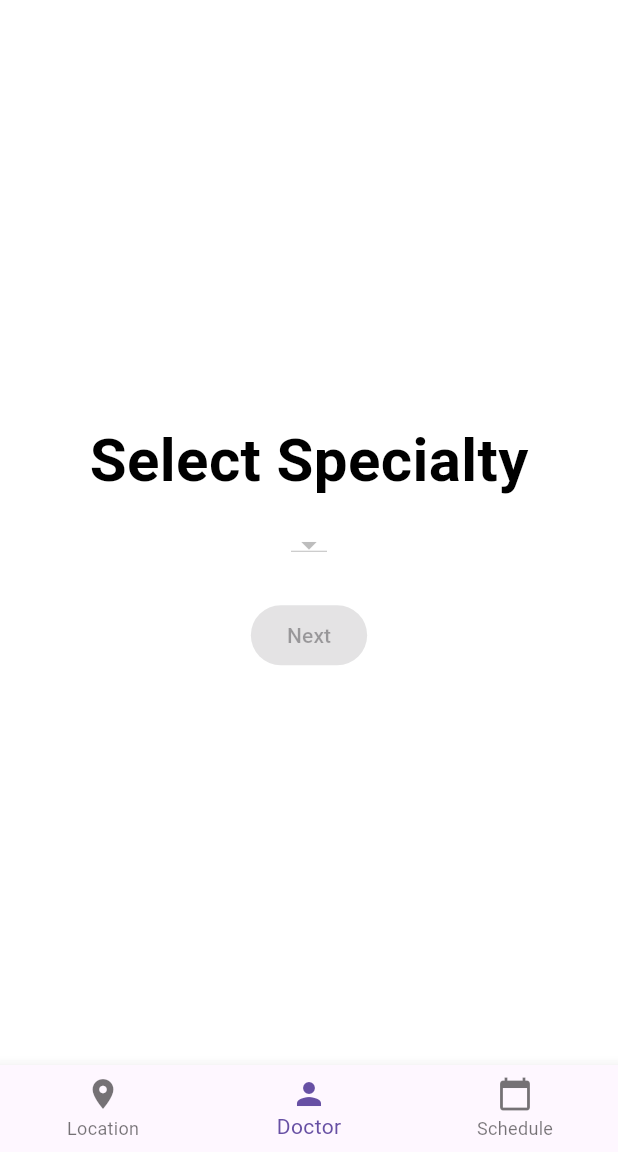
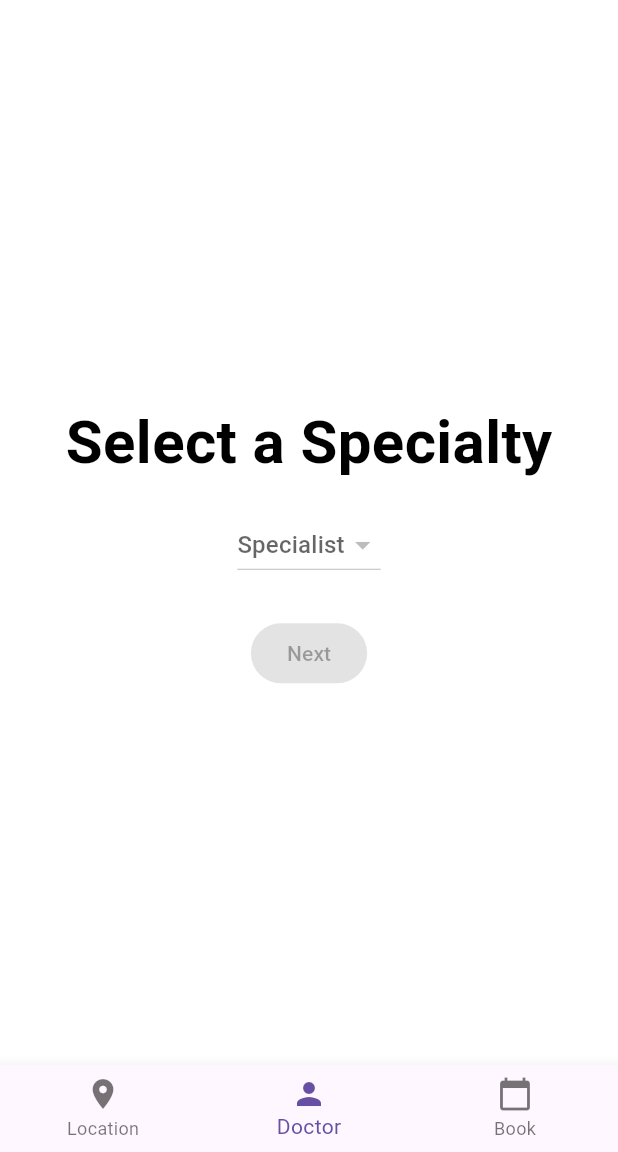
Before and after one commit to Bellotiny/HealthPlusAppDev, a Flutter app: the BookingScreen screen opened by its route, item 2 of the bottom bar chosen, on a phone screen of 412 x 824 dp, the part 84-1236 px from its top. Run offline on Flutter 3.47's test engine with Material 3 defaults, Android fonts, the phone set to English and light mode, and no system bars; our stand-ins replace cloud_firestore, firebase_auth, firebase_core, geocoding, geolocator, google_maps_flutter and 3 more; accounts and stored records are empty.

Commit message:
Translating 85% done

```diff
--- a/lib/Booking.dart
+++ b/lib/Booking.dart
@@ -332,18 +332,18 @@ class _BookingScreenState extends State<BookingScreen> {
             currentBookingIndex = index;
           });
         },
-        items: const [
+        items: [
           BottomNavigationBarItem(
             icon: Icon(Icons.location_on),
-            label: 'Location',
+            label: '${bundle.translation('location')}',
           ),
           BottomNavigationBarItem(
             icon: Icon(Icons.person),
-            label: 'Doctor',
+            label: '${bundle.translation('doctor')}',
           ),
           BottomNavigationBarItem(
             icon: Icon(Icons.calendar_today),
-            label: 'Schedule',
+            label: '${bundle.translation('book')}',
           ),
         ],
       ),
@@ -381,7 +381,8 @@ class _BookingScreenState extends State<BookingScreen> {
             });
           }
               : null,
-          child: Text("Next"),
+          child: Text('${bundle.translation('next')}'),
+
         ),
       ],
     );
@@ -396,7 +397,7 @@ class _BookingScreenState extends State<BookingScreen> {
         Padding(
           padding: const EdgeInsets.all(16.0),
           child: Text(
-            "Select Specialty",
+            '${bundle.translation('selectSpecialty')}',
             style: TextStyle(fontSize: 40, fontWeight: FontWeight.bold),
           ),
         ),
@@ -407,7 +408,9 @@ class _BookingScreenState extends State<BookingScreen> {
               return DropdownMenuItem(
                 value: specialty,
                 child: Text(specialty, style: TextStyle(fontSize: 25)),
+
               );
+
             }).toList(),
             onChanged: (value) {
               setState(() {
@@ -418,6 +421,7 @@ class _BookingScreenState extends State<BookingScreen> {
                 _fetchDoctors(value!);
               });
             },
+            hint: Text("Specialist"),
           ),
         ),
 
@@ -426,7 +430,7 @@ class _BookingScreenState extends State<BookingScreen> {
           Padding(
             padding: const EdgeInsets.symmetric(vertical: 16.0),
             child: Text(
-              "Select Doctor",
+              '${bundle.translation('selectDoctor')}',
               style: TextStyle(fontSize: 40, fontWeight: FontWeight.bold),
             ),
           ),
@@ -448,6 +452,7 @@ class _BookingScreenState extends State<BookingScreen> {
                   print("Selected Schedule Path: $selectedSchedulePath");
                 });
               },
+              hint:  Text(bundle.translation('doctor')),
             ),
           ),
 
@@ -463,7 +468,7 @@ class _BookingScreenState extends State<BookingScreen> {
               _fetchAvailableDays(selectedSchedulePath!);
             }
                 : null,
-            child: Text("Next"),
+            child: Text('${bundle.translation('next')}'),
           ),
         ),
       ],
@@ -536,7 +541,7 @@ class _BookingScreenState extends State<BookingScreen> {
             },
           )
         else
-          Text("No available slots for the selected day."),
+          Text('${bundle.translation('notAvailable')}'),
 
 
 
@@ -595,7 +600,7 @@ class _BookingScreenState extends State<BookingScreen> {
             }
           }
               : null,
-          child: Text("Book Appointment"),
+          child: Text('${bundle.translation('book')}'),
         ),
       ],
     );
--- a/lib/ModifyView.dart
+++ b/lib/ModifyView.dart
@@ -14,7 +14,7 @@ class _ModifyViewState extends State<ModifyView> {
   int? selectedIndex;
   List<Appointment>? appointments;
   final DatabaseAccess _db = DatabaseAccess();
-  int _selectedNavItem = 2;
+  int _selectedNavItem = 1;
   User? currentUser;
 
   void _onItemTapped(int index) {
@@ -145,6 +145,7 @@ class _ModifyViewState extends State<ModifyView> {
           Padding(
             padding: const EdgeInsets.all(16),
             child: ElevatedButton(
+
               onPressed: selectedIndex == null
                   ? null
                   : () {
@@ -160,6 +161,7 @@ class _ModifyViewState extends State<ModifyView> {
                   _fetchAppointments();
                 });
               },
+
               child: Text(bundle.translation('modify')),
             ),
           ),
```
Also changed, not shown: assets/lang.json (+12 -0 lines), lib/Login_Register.dart (+4 -4 lines), lib/Modify.dart (+6 -4 lines).
